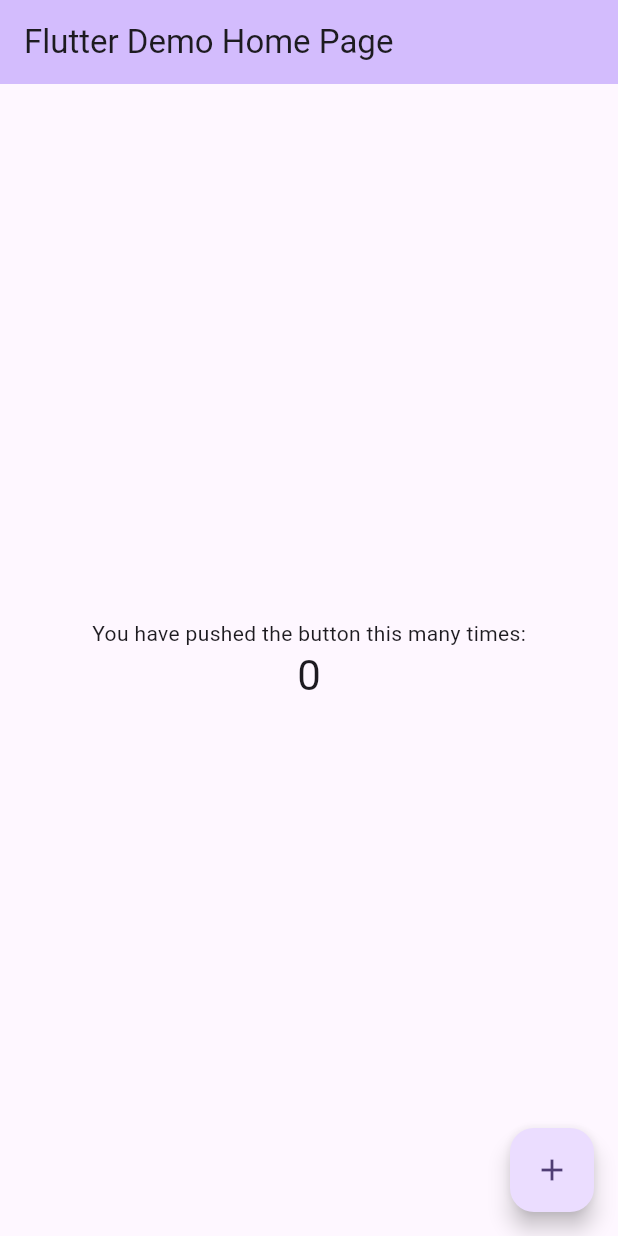
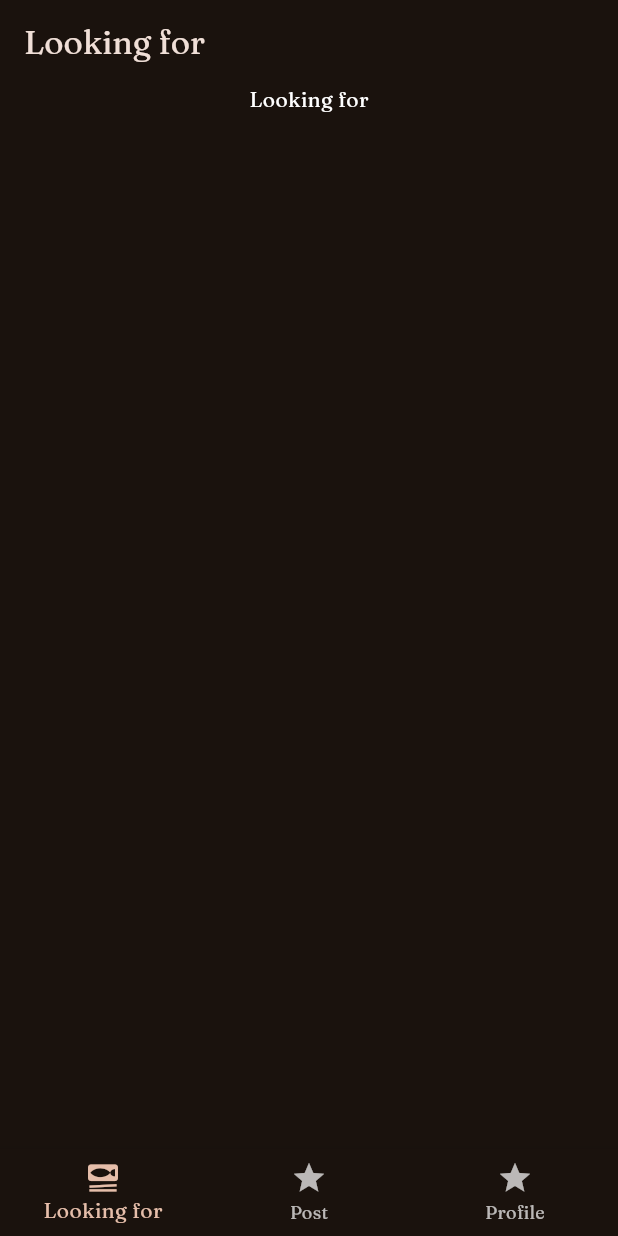
Before and after one commit to ChrisSwingle/LikeMinds, a Flutter app: the screen it shows after launch, on a phone screen of 412 x 824 dp. Run offline on Flutter 3.47's test engine with Material 3 defaults, Android fonts, the phone set to English and light mode, and no system bars; our stand-ins replace flutter_riverpod, google_fonts.

Commit message:
basic structure with tabs

```diff
--- a/lib/main.dart
+++ b/lib/main.dart
@@ -1,125 +1,34 @@
 import 'package:flutter/material.dart';
+import 'package:flutter_riverpod/flutter_riverpod.dart';
+import 'package:google_fonts/google_fonts.dart';
+import 'package:like_minds/screens/home_screen.dart';
+
+final theme = ThemeData(
+  useMaterial3: true,
+  colorScheme: ColorScheme.fromSeed(
+    brightness: Brightness.dark,
+    seedColor: const Color.fromARGB(255, 131, 57, 0),
+  ),
+  textTheme: GoogleFonts.frauncesTextTheme(),
+);
 
 void main() {
-  runApp(const MyApp());
+  runApp(
+    const ProviderScope(
+      child: MyApp(),
+    ),
+  );
 }
 
 class MyApp extends StatelessWidget {
-  const MyApp({super.key});
+  const MyApp({Key? key}) : super(key: key);
 
-  // This widget is the root of your application.
   @override
   Widget build(BuildContext context) {
     return MaterialApp(
-      title: 'Flutter Demo',
-      theme: ThemeData(
-        // This is the theme of your application.
-        //
-        // TRY THIS: Try running your application with "flutter run". You'll see
-        // the application has a purple toolbar. Then, without quitting the app,
-        // try changing the seedColor in the colorScheme below to Colors.green
-        // and then invoke "hot reload" (save your changes or press the "hot
-        // reload" button in a Flutter-supported IDE, or press "r" if you used
-        // the command line to start the app).
-        //
-        // Notice that the counter didn't reset back to zero; the application
-        // state is not lost during the reload. To reset the state, use hot
-        // restart instead.
-        //
-        // This works for code too, not just values: Most code changes can be
-        // tested with just a hot reload.
-        colorScheme: ColorScheme.fromSeed(seedColor: Colors.deepPurple),
-        useMaterial3: true,
-      ),
-      home: const MyHomePage(title: 'Flutter Demo Home Page'),
+      title: 'Great Places',
+      theme: theme,
+      home: const HomeScreen(),
     );
   }
 }
-
-class MyHomePage extends StatefulWidget {
-  const MyHomePage({super.key, required this.title});
-
-  // This widget is the home page of your application. It is stateful, meaning
-  // that it has a State object (defined below) that contains fields that affect
-  // how it looks.
-
-  // This class is the configuration for the state. It holds the values (in this
-  // case the title) provided by the parent (in this case the App widget) and
-  // used by the build method of the State. Fields in a Widget subclass are
-  // always marked "final".
-
-  final String title;
-
-  @override
-  State<MyHomePage> createState() => _MyHomePageState();
-}
-
-class _MyHomePageState extends State<MyHomePage> {
-  int _counter = 0;
-
-  void _incrementCounter() {
-    setState(() {
-      // This call to setState tells the Flutter framework that something has
-      // changed in this State, which causes it to rerun the build method below
-      // so that the display can reflect the updated values. If we changed
-      // _counter without calling setState(), then the build method would not be
-      // called again, and so nothing would appear to happen.
-      _counter++;
-    });
-  }
-
-  @override
-  Widget build(BuildContext context) {
-    // This method is rerun every time setState is called, for instance as done
-    // by the _incrementCounter method above.
-    //
-    // The Flutter framework has been optimized to make rerunning build methods
-    // fast, so that you can just rebuild anything that needs updating rather
-    // than having to individually change instances of widgets.
-    return Scaffold(
-      appBar: AppBar(
-        // TRY THIS: Try changing the color here to a specific color (to
-        // Colors.amber, perhaps?) and trigger a hot reload to see the AppBar
-        // change color while the other colors stay the same.
-        backgroundColor: Theme.of(context).colorScheme.inversePrimary,
-        // Here we take the value from the MyHomePage object that was created by
-        // the App.build method, and use it to set our appbar title.
-        title: Text(widget.title),
-      ),
-      body: Center(
-        // Center is a layout widget. It takes a single child and positions it
-        // in the middle of the parent.
-        child: Column(
-          // Column is also a layout widget. It takes a list of children and
-          // arranges them vertically. By default, it sizes itself to fit its
-          // children horizontally, and tries to be as tall as its parent.
-          //
-          // Column has various properties to control how it sizes itself and
-          // how it positions its children. Here we use mainAxisAlignment to
-          // center the children vertically; the main axis here is the vertical
-          // axis because Columns are vertical (the cross axis would be
-          // horizontal).
-          //
-          // TRY THIS: Invoke "debug painting" (choose the "Toggle Debug Paint"
-          // action in the IDE, or press "p" in the console), to see the
-          // wireframe for each widget.
-          mainAxisAlignment: MainAxisAlignment.center,
-          children: <Widget>[
-            const Text(
-              'You have pushed the button this many times:',
-            ),
-            Text(
-              '$_counter',
-              style: Theme.of(context).textTheme.headlineMedium,
-            ),
-          ],
-        ),
-      ),
-      floatingActionButton: FloatingActionButton(
-        onPressed: _incrementCounter,
-        tooltip: 'Increment',
-        child: const Icon(Icons.add),
-      ), // This trailing comma makes auto-formatting nicer for build methods.
-    );
-  }
-}
--- /dev/null
+++ b/lib/screens/home_screen.dart
@@ -0,0 +1,59 @@
+import 'package:flutter/material.dart';
+import 'package:like_minds/screens/looking_for_screen.dart';
+import 'package:like_minds/screens/post_looking_for_screen.dart';
+import 'package:like_minds/screens/profile_screen.dart';
+
+class HomeScreen extends StatefulWidget {
+  const HomeScreen({super.key});
+
+  @override
+  State<StatefulWidget> createState() {
+    return _HomeScreenState();
+  }
+}
+
+class _HomeScreenState extends State<HomeScreen> {
+  int _selectedPageIndex = 0;
+  var _activePageTitle = 'Looking for';
+
+  void _selectedPage(int index) {
+    setState(() {
+      _selectedPageIndex = index;
+    });
+  }
+
+  @override
+  Widget build(BuildContext context) {
+    Widget activePage = const LookingForScreen();
+
+    if (_selectedPageIndex == 0) {
+      _activePageTitle = 'Looking for';
+      activePage = const LookingForScreen();
+    }
+
+    if (_selectedPageIndex == 1) {
+      _activePageTitle = 'Post to looking for';
+      activePage = const PostLookingForScreen();
+    }
+
+    if (_selectedPageIndex == 2) {
+      _activePageTitle = 'Profile';
+      activePage = const ProfileScreen();
+    }
+
+    return Scaffold(
+      appBar: AppBar(title: Text(_activePageTitle)),
+      body: activePage,
+      bottomNavigationBar: BottomNavigationBar(
+        onTap: _selectedPage,
+        currentIndex: _selectedPageIndex,
+        items: const [
+          BottomNavigationBarItem(
+              icon: Icon(Icons.set_meal), label: 'Looking for'),
+          BottomNavigationBarItem(icon: Icon(Icons.star), label: 'Post'),
+          BottomNavigationBarItem(icon: Icon(Icons.star), label: 'Profile'),
+        ],
+      ),
+    );
+  }
+}
--- /dev/null
+++ b/lib/screens/looking_for_screen.dart
@@ -0,0 +1,26 @@
+import 'package:flutter/material.dart';
+
+class LookingForScreen extends StatefulWidget {
+  const LookingForScreen({super.key});
+
+  @override
+  State<LookingForScreen> createState() {
+    return _LookingForScreenState();
+  }
+}
+
+class _LookingForScreenState extends State<LookingForScreen> {
+  @override
+  Widget build(BuildContext context) {
+    return const Column(
+      children: [
+        Center(
+          child: Text(
+            'Looking for',
+            style: TextStyle(color: Colors.white),
+          ),
+        )
+      ],
+    );
+  }
+}
--- a/pubspec.yaml
+++ b/pubspec.yaml
@@ -35,6 +35,8 @@ dependencies:
   # The following adds the Cupertino Icons font to your application.
   # Use with the CupertinoIcons class for iOS style icons.
   cupertino_icons: ^1.0.6
+  flutter_riverpod: ^2.5.1
+  google_fonts: ^6.2.1
 
 dev_dependencies:
   flutter_test:
```
Also changed, not shown: lib/screens/post_looking_for_screen.dart (added, +26 -0 lines), lib/screens/profile_screen.dart (added, +26 -0 lines), pubspec.lock, 13 other files.
